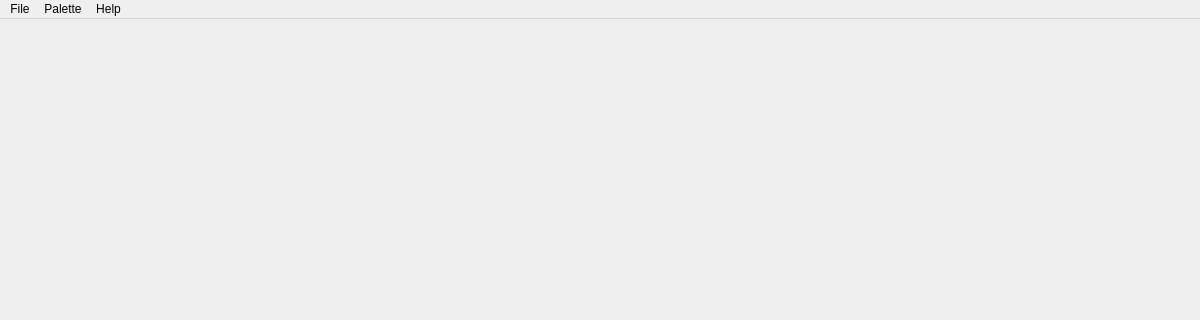
Old version of the form source/mainwindow.ui in the repository diasurgical/d1-graphics-tool; both pictures show x 0 to 1200 and y 0 to 320 of the 1200 by 820 pixel window.
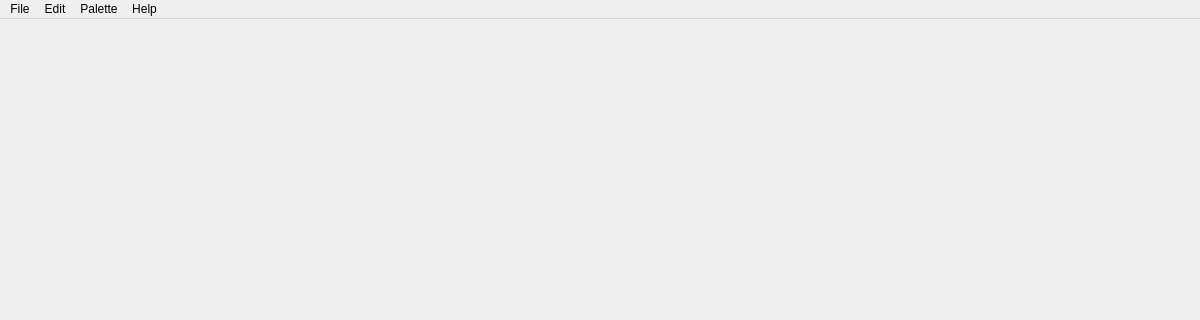
New version of the form.

Commit message: Add edit menu and undo/redo stack

```diff
--- a/source/mainwindow.ui
+++ b/source/mainwindow.ui
@@ -176,7 +176,13 @@
     <addaction name="actionClose_Translation_1"/>
     <addaction name="separator"/>
    </widget>
+   <widget class="QMenu" name="menuEdit">
+    <property name="title">
+     <string>Edit</string>
+    </property>
+   </widget>
    <addaction name="menuFile"/>
+   <addaction name="menuEdit"/>
    <addaction name="menuPalette"/>
    <addaction name="menuHelp"/>
   </widget>
```
The commit also changes 4 other files.
